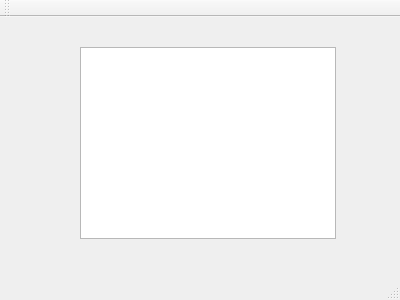
Old version of the form mainwindow.ui in the repository IJHack/QtPass.
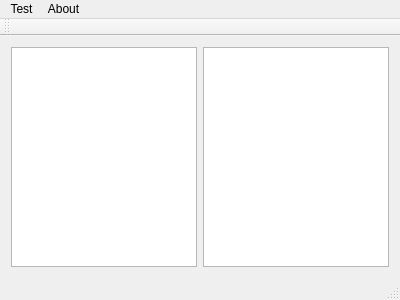
New version of the form.

```diff
--- a/mainwindow.ui
+++ b/mainwindow.ui
@@ -14,16 +14,14 @@
    <string>MainWindow</string>
   </property>
   <widget class="QWidget" name="centralWidget">
-   <widget class="QTreeView" name="treeView">
-    <property name="geometry">
-     <rect>
-      <x>80</x>
-      <y>30</y>
-      <width>256</width>
-      <height>192</height>
-     </rect>
-    </property>
-   </widget>
+   <layout class="QHBoxLayout" name="horizontalLayout">
+    <item>
+     <widget class="QTreeView" name="treeView"/>
+    </item>
+    <item>
+     <widget class="QTextBrowser" name="textBrowser"/>
+    </item>
+   </layout>
   </widget>
   <widget class="QMenuBar" name="menuBar">
    <property name="geometry">
@@ -34,6 +32,20 @@
      <height>22</height>
     </rect>
    </property>
+   <widget class="QMenu" name="menuTest">
+    <property name="title">
+     <string>Test</string>
+    </property>
+    <addaction name="actionStuff"/>
+   </widget>
+   <widget class="QMenu" name="menuAbout">
+    <property name="title">
+     <string>About</string>
+    </property>
+    <addaction name="actionQtpass"/>
+   </widget>
+   <addaction name="menuTest"/>
+   <addaction name="menuAbout"/>
   </widget>
   <widget class="QToolBar" name="mainToolBar">
    <attribute name="toolBarArea">
```
Left out of the diff: 10 changed lines with no effect on the pictures.
